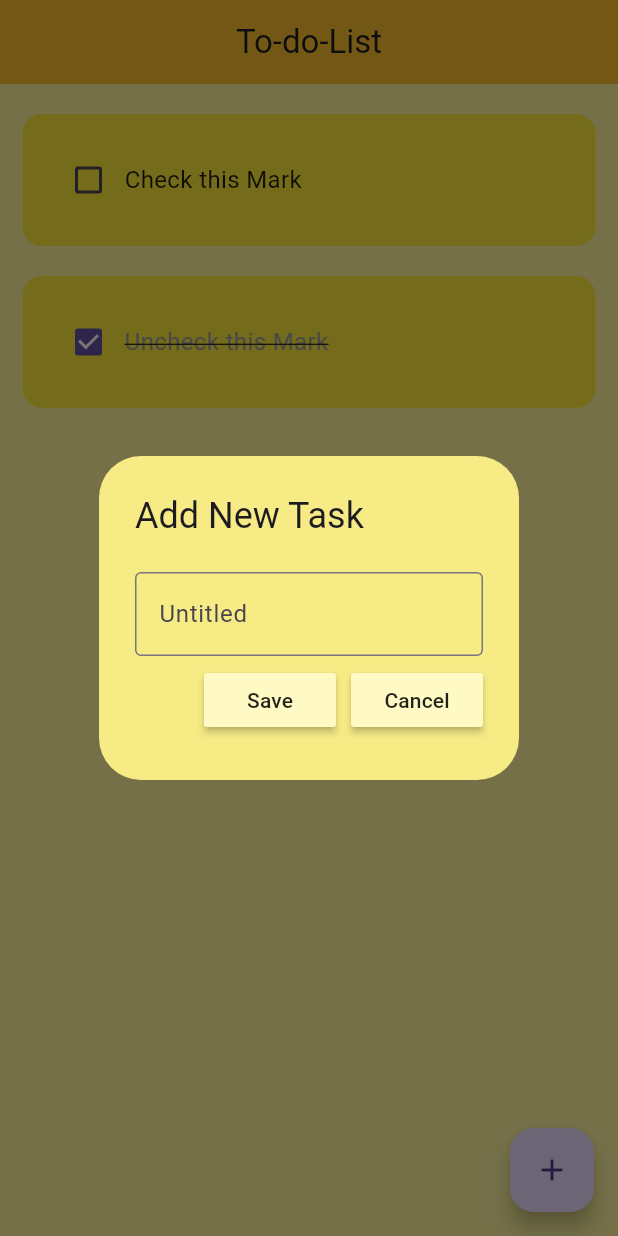
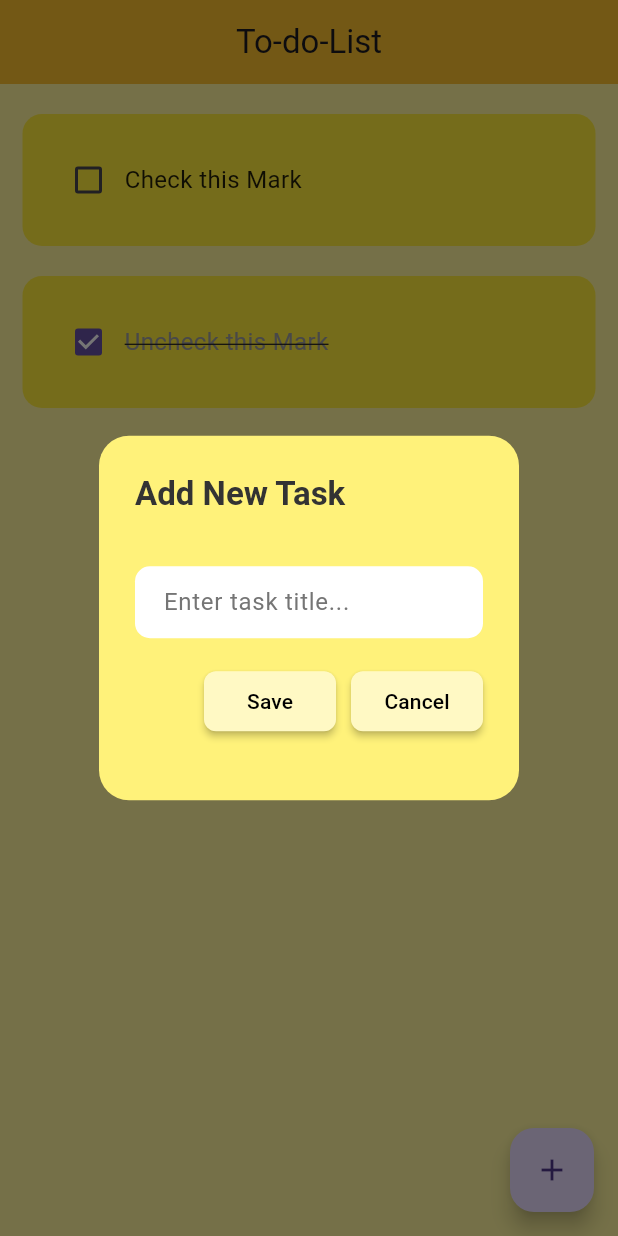
Before and after one commit to ferdyuuya/todo-app, a Flutter app: the screen it shows after launch, after a tap on the "add" icon, on a phone screen of 412 x 824 dp. Run offline on Flutter 3.47's test engine with Material 3 defaults, Android fonts, the phone set to English and light mode, and no system bars; drawn by our look-alikes of flutter_slidable; our stand-ins replace hive_flutter; accounts and stored records are empty.

Commit message:
Minor fix on DialogBox and Button.

```diff
--- a/lib/util/button.dart
+++ b/lib/util/button.dart
@@ -2,9 +2,10 @@ import 'package:flutter/material.dart';
 
 class MyButton extends StatelessWidget {
   final String text;
-  VoidCallback onPressed;
+  final VoidCallback onPressed;
 
-  MyButton({super.key,
+  MyButton({
+    super.key,
     required this.text,
     required this.onPressed,
   });
@@ -14,7 +15,14 @@ class MyButton extends StatelessWidget {
     return MaterialButton(
       onPressed: onPressed,
       color: Theme.of(context).primaryColorLight,
-      child: Text(text),
-      );
+      child: Text(
+        text,
+        style: const TextStyle(color: Color.fromARGB(255, 0, 0, 0)),
+      ),
+      shape: RoundedRectangleBorder(
+        borderRadius: BorderRadius.circular(8),
+      ),
+      padding: const EdgeInsets.symmetric(horizontal: 20, vertical: 10),
+    );
   }
 }
--- a/lib/util/dialog_box.dart
+++ b/lib/util/dialog_box.dart
@@ -2,9 +2,9 @@ import 'package:flutter/material.dart';
 import 'package:myapp/util/button.dart';
 
 class DialogBox extends StatelessWidget {
-  final controller;
-  VoidCallback onSave;
-  VoidCallback onCancel;
+  final TextEditingController controller;
+  final VoidCallback onSave;
+  final VoidCallback onCancel;
 
   DialogBox({
     super.key,
@@ -16,32 +16,59 @@ class DialogBox extends StatelessWidget {
   @override
   Widget build(BuildContext context) {
     return AlertDialog(
-      backgroundColor: Color.fromARGB(255, 247, 235, 134),
+      shape: RoundedRectangleBorder(
+        borderRadius: BorderRadius.circular(20),
+      ),
+      backgroundColor: Color.fromARGB(255, 255, 242, 122),
+      title: const Text(
+        "Add New Task",
+        style: TextStyle(
+          fontSize: 22,
+          fontWeight: FontWeight.bold,
+          color: Color(0xFF333333),
+        ),
+      ),
       content: Container(
-        height: 120,
+        height: 150,
         child: Column(
           mainAxisAlignment: MainAxisAlignment.spaceEvenly,
           children: [
             TextField(
               controller: controller,
-              decoration: const InputDecoration(
-                  border: OutlineInputBorder(), hintText: "Untitled"),
+              style: const TextStyle(fontSize: 16),
+              decoration: InputDecoration(
+                filled: true,
+                fillColor: Colors.white,
+                hintText: "Enter task title...",
+                hintStyle: TextStyle(color: Colors.grey[600]),
+                border: OutlineInputBorder(
+                  borderRadius: BorderRadius.circular(10),
+                  borderSide: BorderSide.none,
+                ),
+                contentPadding: const EdgeInsets.symmetric(
+                  horizontal: 15,
+                  vertical: 10,
+                ),
+              ),
             ),
+            // Save and Cancel buttons
             Row(
               mainAxisAlignment: MainAxisAlignment.end,
               children: [
-                //Button
-                MyButton(text: "Save", onPressed: onSave),
-                const SizedBox(
-                  width: 10,
+                MyButton(
+                  text: "Save",
+                  onPressed: onSave,
                 ),
-                MyButton(text: "Cancel", onPressed: onCancel)
+                const SizedBox(width: 10),
+                MyButton(
+                  text: "Cancel",
+                  onPressed: onCancel,
+                ),
               ],
             )
           ],
         ),
       ),
-      title: Text("Add New Task"),
     );
   }
 }
```
